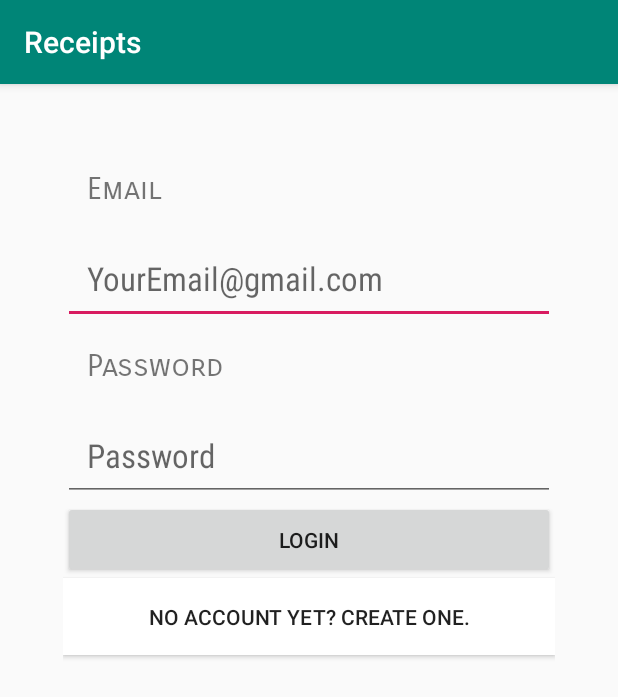
After one commit to alvarezaaronAI/Receipt_ADV_App, an Android app: the Auth_Sign_In screen opened directly, with no data from a screen before it, on a phone screen of 412 x 824 dp. The commit adds this screen. Shown: the top 697 px of the screen. Run offline under Robolectric (Android 15) with nearby library versions, the phone set to English and light mode, and no system bars.

Commit message:
added authentication layout

```diff
--- a/app/src/main/AndroidManifest.xml
+++ b/app/src/main/AndroidManifest.xml
@@ -2,15 +2,18 @@
 <manifest xmlns:android="http://schemas.android.com/apk/res/android"
     xmlns:tools="http://schemas.android.com/tools"
     package="alphag.com.receipts">
+
     <!-- Features we will use -->
-    <uses-feature android:name="android.hardware.camera2"
+    <uses-feature
+        android:name="android.hardware.camera2"
         android:required="true" />
     <!-- Camera Permissions -->
     <uses-permission android:name="android.permission.CAMERA" />
     <uses-permission android:name="android.permission.VIBRATE" />
     <uses-permission android:name="android.permission.WRITE_EXTERNAL_STORAGE" />
     <uses-permission android:name="android.permission.READ_EXTERNAL_STORAGE" />
-    <!--                        -->
+
+    <!--  -->
     <application
         android:allowBackup="true"
         android:icon="@mipmap/ic_launcher"
@@ -28,7 +31,8 @@
         <activity
             android:name=".CameraDetect"
             android:label="@string/title_activity_camera_detect"
-            android:theme="@style/AppTheme.NoActionBar"/>
+            android:theme="@style/AppTheme.NoActionBar" />
+
         <provider
             android:name="android.support.v4.content.FileProvider"
             android:authorities="alphag.com.receipts"
@@ -36,9 +40,10 @@
             android:grantUriPermissions="true">
             <meta-data
                 android:name="android.support.FILE_PROVIDER_PATHS"
-                android:resource="@xml/file_paths"/>
+                android:resource="@xml/file_paths" />
         </provider>
+
+        <activity android:name=".Auth_Sign_In"></activity>
     </application>
 
-
 </manifest>
--- /dev/null
+++ b/app/src/main/java/alphag/com/receipts/Auth_Sign_In.java
@@ -0,0 +1,30 @@
+package alphag.com.receipts;
+
+import android.support.v7.app.AppCompatActivity;
+import android.os.Bundle;
+import android.view.View;
+import android.widget.EditText;
+
+public class Auth_Sign_In extends AppCompatActivity {
+    //Member Variables
+    EditText mEmailSignIn;
+    EditText mPassWordIn;
+    //Firebase Authentication
+    @Override
+    protected void onCreate(Bundle savedInstanceState) {
+        super.onCreate(savedInstanceState);
+        setContentView(R.layout.activity_auth__sign__in);
+        //Reference
+        mEmailSignIn = (EditText) findViewById(R.id.et_email_sign_in);
+        mPassWordIn = (EditText) findViewById(R.id.et_password_sign_in);
+
+    }
+    //Method that will Handle Sign up A User
+    public void sign_In_Handler(View view) {
+
+    }
+    //Method that will handle Sign Up
+    public void sign_Up_Handler(View view) {
+
+    }
+}
--- /dev/null
+++ b/app/src/main/res/layout/activity_auth__sign__in.xml
@@ -0,0 +1,62 @@
+<?xml version="1.0" encoding="utf-8"?>
+<LinearLayout xmlns:android="http://schemas.android.com/apk/res/android"
+    xmlns:tools="http://schemas.android.com/tools"
+    android:layout_width="match_parent"
+    android:layout_height="match_parent"
+    tools:context=".Auth_Sign_In"
+    android:orientation="vertical"
+    android:padding="42dp"
+    >
+    <TextView
+        android:layout_width="wrap_content"
+        android:layout_height="wrap_content"
+        android:text="@string/email"
+        android:fontFamily="sans-serif-smallcaps"
+        android:textSize="20sp"
+        android:padding="16dp"
+        />
+    <EditText
+        android:id="@+id/et_email_sign_in"
+        android:layout_width="match_parent"
+        android:layout_height="wrap_content"
+        android:hint="@string/email_example"
+        android:padding="16dp"
+        android:textSize="22sp"
+        android:fontFamily="sans-serif-condensed"
+        />
+    <TextView
+        android:layout_width="wrap_content"
+        android:layout_height="wrap_content"
+        android:text="@string/password"
+        android:fontFamily="sans-serif-smallcaps"
+        android:textSize="20sp"
+        android:padding="16dp"
+        />
+    <EditText
+        android:id="@+id/et_password_sign_in"
+        android:layout_width="match_parent"
+        android:layout_height="wrap_content"
+        android:hint="@string/password"
+        android:padding="16dp"
+        android:textSize="22sp"
+        android:fontFamily="sans-serif-condensed"/>
+    <Button
+        android:layout_width="match_parent"
+        android:layout_height="wrap_content"
+        android:text="@string/login"
+        android:onClick="sign_In_Handler"
+        android:padding="16dp"
+        android:id="@+id/bt_login_sign_in"
+        />
+
+        <Button
+            android:layout_width="match_parent"
+            android:layout_height="wrap_content"
+            android:text="@string/sign_up"
+            android:padding="16dp"
+            android:id="@+id/bt_sign_up"
+            android:background="@color/common_google_signin_btn_text_dark_default"
+            android:onClick="sign_Up_Handler"
+            />
+
+</LinearLayout>
--- a/app/src/main/res/values/strings.xml
+++ b/app/src/main/res/values/strings.xml
@@ -5,4 +5,9 @@
     <string name="detect">Detect</string>
     <string name="snapshot">SnapShot</string>
     <string name="image_for_detection">Image for detection</string>
+    <string name="password">Password</string>
+    <string name="email_example">YourEmail@gmail.com</string>
+    <string name="email">Email</string>
+    <string name="login">Login</string>
+    <string name="sign_up">No Account Yet? Create One.</string>
 </resources>
```
